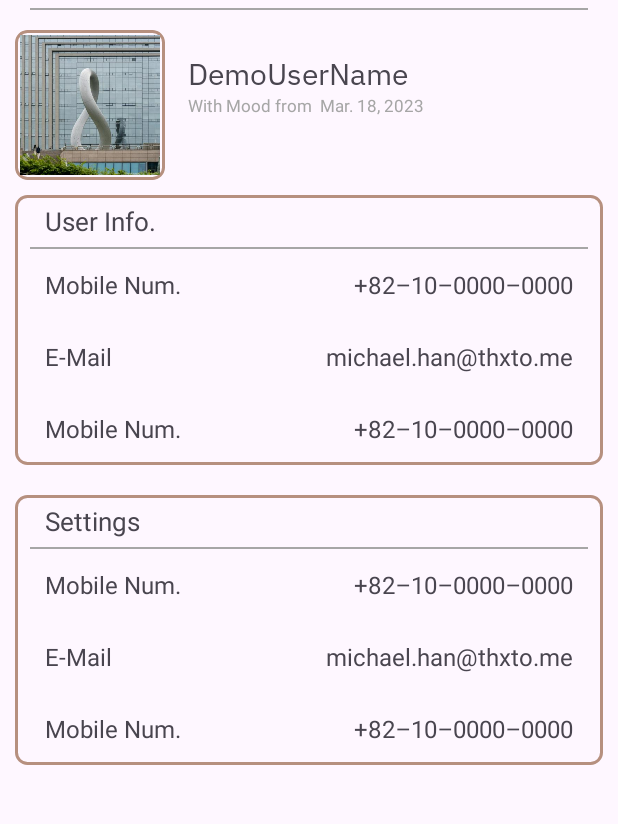
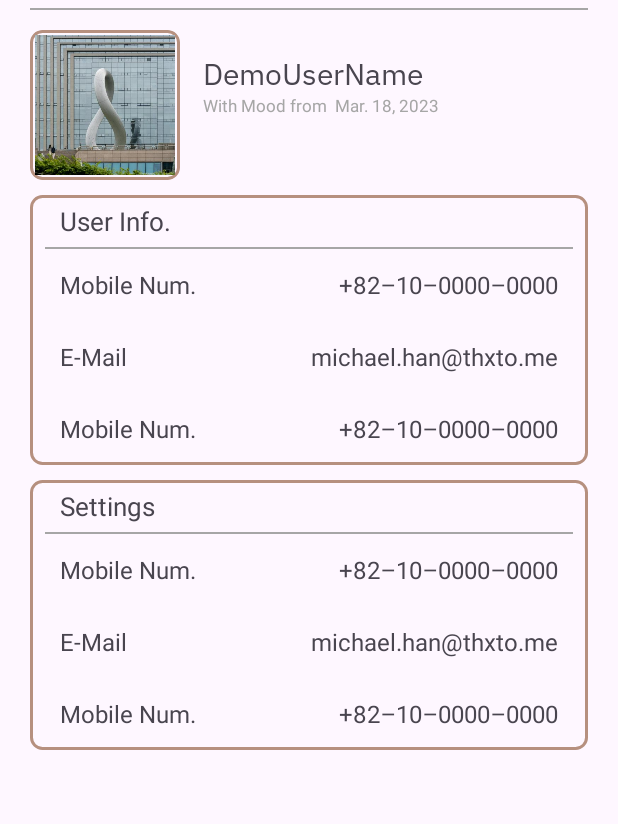
Before and after one commit to GC-MP23-T11/LuckyCalendar, an Android app: the UserPage screen opened directly, with no data from a screen before it, on a phone screen of 412 x 824 dp, the part 98-922 px from its top. Run offline under Robolectric (Android 15) with nearby library versions, the phone set to English and light mode, and no system bars.

Commit message:
fix(UserPage): Little layout fix
Status Update (May. 23, 2023 22:32)
Horizontal margin&padding fix

```diff
--- a/app/src/main/java/com/MP23_T11/luckycalendar/UserPage.java
+++ b/app/src/main/java/com/MP23_T11/luckycalendar/UserPage.java
@@ -24,4 +24,6 @@ public class UserPage extends AppCompatActivity {
 
     public void modUserEmail(View view) {
     }
+
+    //Add kind of Button onClicks
 }
--- a/app/src/main/res/layout/activity_user_page.xml
+++ b/app/src/main/res/layout/activity_user_page.xml
@@ -46,7 +46,7 @@
             <LinearLayout
                 android:layout_width="match_parent"
                 android:layout_height="wrap_content"
-                android:layout_marginHorizontal="10dp"
+                android:layout_marginHorizontal="20dp"
                 android:orientation="horizontal">
 
                 <!--                TODO: ImageView Crop(https://jeong9216.tistory.com/9)-->
@@ -104,7 +104,8 @@
             <LinearLayout
                 android:layout_width="match_parent"
                 android:layout_height="wrap_content"
-                android:layout_margin="10dp"
+                android:layout_marginHorizontal="20dp"
+                android:layout_marginVertical="10dp"
                 android:background="@drawable/inputbox"
                 android:orientation="vertical">
 
@@ -218,7 +219,7 @@
             <LinearLayout
                 android:layout_width="match_parent"
                 android:layout_height="wrap_content"
-                android:layout_margin="10dp"
+                android:layout_marginHorizontal="20dp"
                 android:background="@drawable/inputbox"
                 android:orientation="vertical">
 
```
